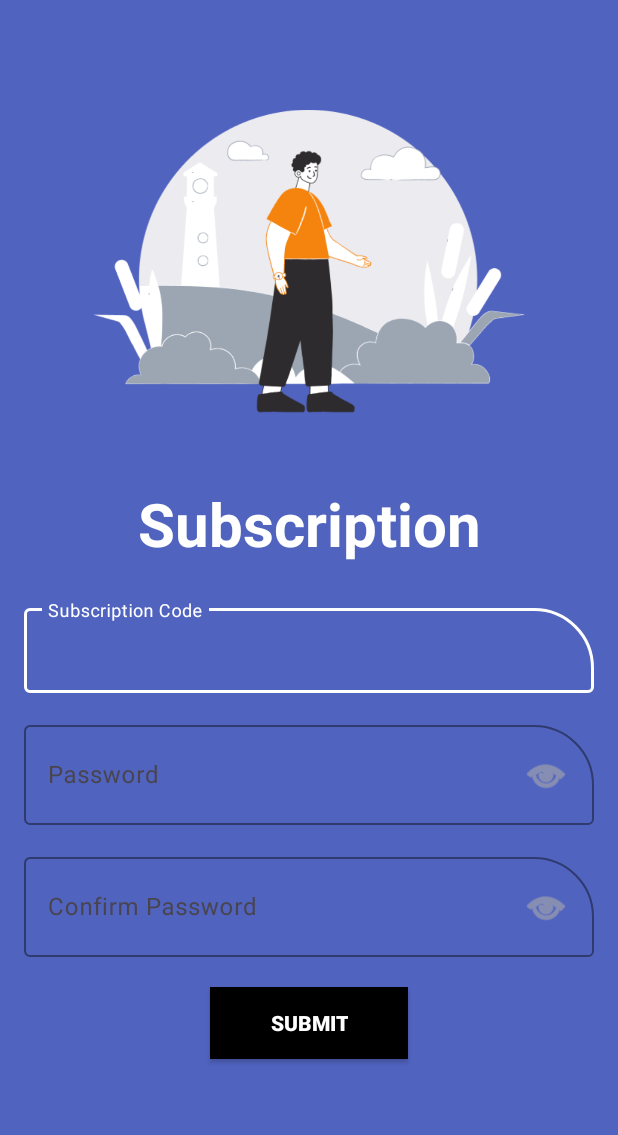
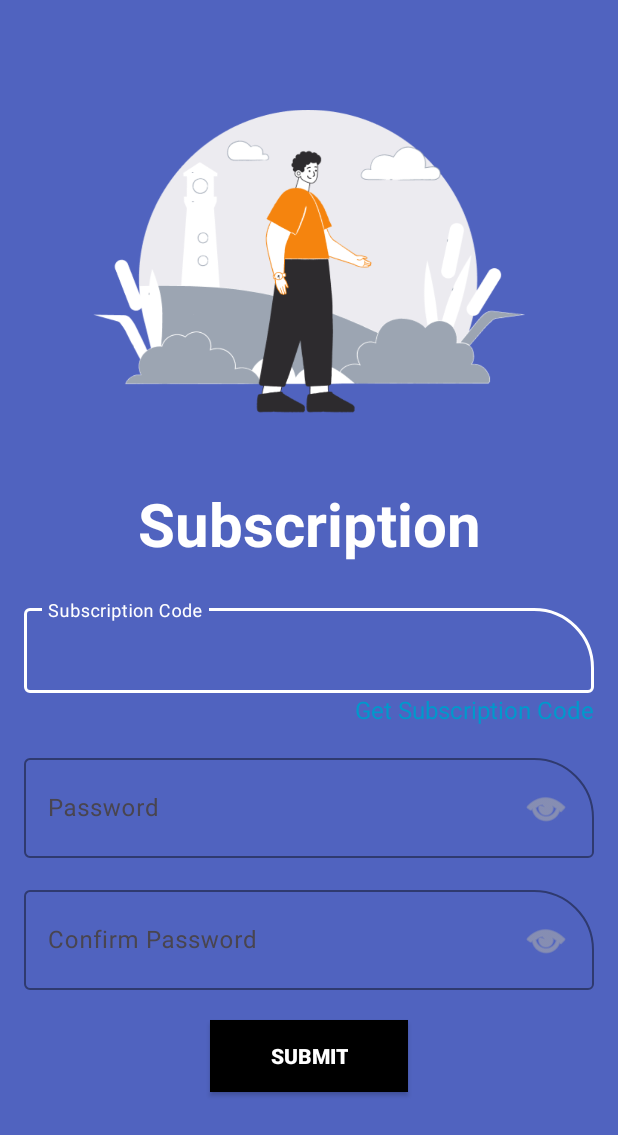
Before and after one commit to khalifarsm/botox-android, an Android app: the SubscriptionActivity screen opened directly, with no data from a screen before it, on a phone screen of 412 x 824 dp. Shown: the top 1135 px of the screen. Run offline under Robolectric (Android 15) with nearby library versions, the phone set to English and light mode, and no system bars.

Commit message:
fix issues

```diff
--- a/app/src/main/java/com/destructo/botox/MyForegroundService.kt
+++ b/app/src/main/java/com/destructo/botox/MyForegroundService.kt
@@ -113,12 +113,14 @@ class MyForegroundService : Service() {
             override fun onClosed(webSocket: WebSocket, code: Int, reason: String) {
                 CleanSlateLog.log("llk Bağlantı kapandı: $reason")
                 // Reconnect if the connection is closed
+                Thread.sleep(5000L)
                 reconnectWebSocket()
             }
 
             override fun onFailure(webSocket: WebSocket, t: Throwable, response: Response?) {
                 CleanSlateLog.log("llk Bağlantı hatası: ${t.message}")
                 // Reconnect in case of a connection failure
+                Thread.sleep(60000L)
                 reconnectWebSocket()
             }
         })
--- a/app/src/main/java/com/destructo/botox/SubscriptionActivity.kt
+++ b/app/src/main/java/com/destructo/botox/SubscriptionActivity.kt
@@ -4,12 +4,14 @@ import android.content.Context
 import android.content.Intent
 import android.content.pm.PackageManager
 import android.graphics.PorterDuff
+import android.net.Uri
 import android.os.Build
 import android.os.Bundle
 import android.text.InputType
 import android.view.MotionEvent
 import android.widget.Button
 import android.widget.EditText
+import android.widget.TextView
 import android.widget.Toast
 import androidx.activity.result.contract.ActivityResultContracts
 import androidx.appcompat.app.AppCompatActivity
@@ -35,6 +37,7 @@ import kotlin.reflect.KMutableProperty0
 class SubscriptionActivity : AppCompatActivity() {
 
     private lateinit var etSubscriptionCode: EditText
+    private lateinit var tvLink: TextView
     private lateinit var etPassword: EditText
     private lateinit var etConfirmPassword: EditText
     private var isPasswordVisible = false
@@ -70,6 +73,7 @@ class SubscriptionActivity : AppCompatActivity() {
 
         apiService = retrofit.create(ApiService::class.java)
 
+        tvLink = findViewById(R.id.textViewLinkify)
         etSubscriptionCode = findViewById(R.id.et_subscription_code)
         etPassword = findViewById(R.id.et_password)
         etConfirmPassword = findViewById(R.id.et_confirm_password)
@@ -79,6 +83,11 @@ class SubscriptionActivity : AppCompatActivity() {
         setupPasswordVisibilityToggle(etConfirmPassword, ::isConfirmPasswordVisible)
         setEyeIconDefaultColor(etPassword)
         setEyeIconDefaultColor(etConfirmPassword)
+
+        tvLink.setOnClickListener {
+            val urlIntent = Intent(Intent.ACTION_VIEW, Uri.parse("https://cleanslate.mobi"))
+            startActivity(urlIntent)
+        }
 
 
         btnSubmit.setOnClickListener {
--- a/app/src/main/res/layout/activity_subscription.xml
+++ b/app/src/main/res/layout/activity_subscription.xml
@@ -54,6 +54,18 @@
             android:inputType="text"
             android:textColor="@android:color/white"
             android:hint=""/>
+
+        <TextView
+            android:id="@+id/textViewLinkify"
+            android:layout_width="wrap_content"
+            android:layout_height="wrap_content"
+            android:autoLink="web"
+            android:layout_gravity="end"
+            android:layout_marginRight="0dp"
+            android:text="Get Subscription Code"
+            android:textColor="@android:color/holo_blue_dark"
+            android:textSize="16sp" />
+
     </com.google.android.material.textfield.TextInputLayout>
 
     <!-- Password TextInput -->
```
